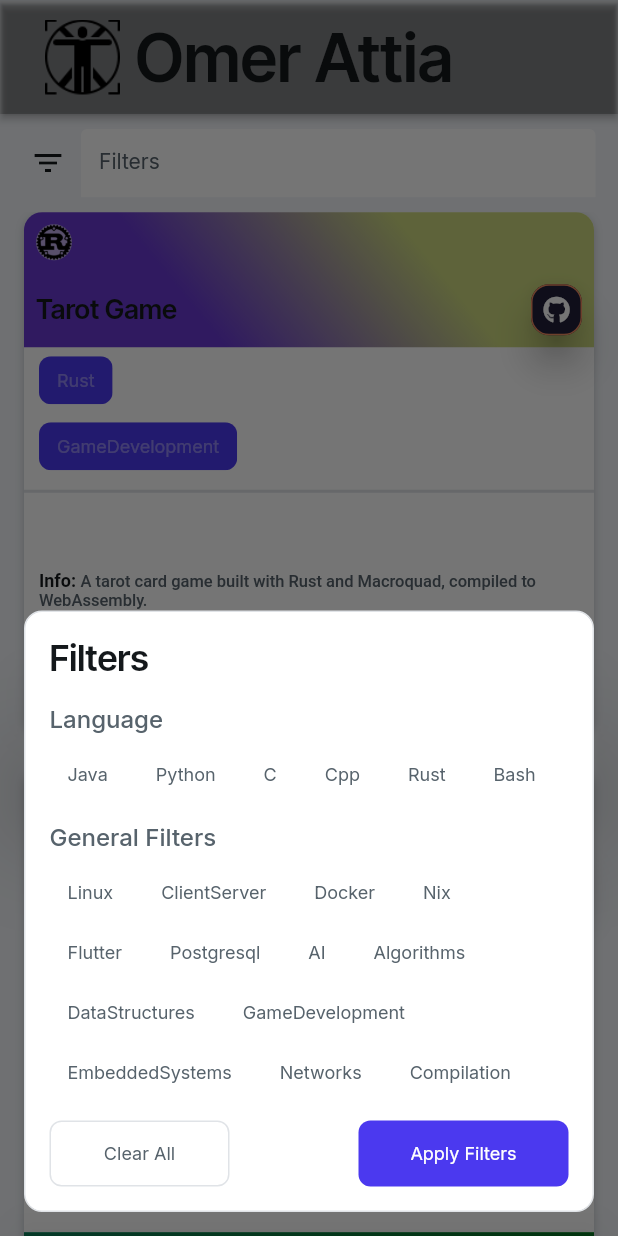
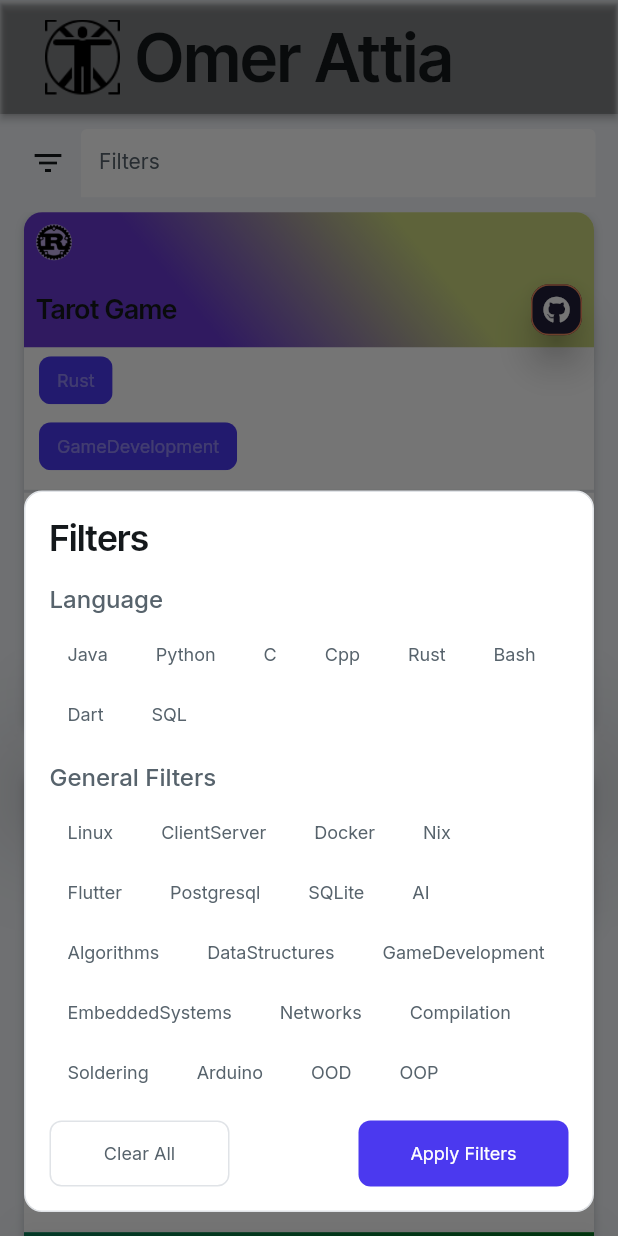
Before and after one commit to vitrobiani/CallCard, a Flutter app: the ProjectsWidget screen opened directly, after a tap on the "filter list" icon, on a phone screen of 412 x 824 dp. Run offline on Flutter 3.47's test engine with Material 3 defaults, Android fonts, the phone set to English and light mode, and no system bars; drawn by our look-alikes of auto_size_text, flutter_animate; our stand-ins replace font_awesome_flutter, from_css_color, go_router, google_fonts, page_transition, shared_preferences and 2 more; missing offline and left inert: dart:js_interop, dart:ui_web, json_path, pointer_interceptor; accounts and stored records are empty.

Commit message:
added 2 projects: ood final project and monster truck, and added some tags and languages and their respective images and icons

```diff
--- a/lib/app_constants.dart
+++ b/lib/app_constants.dart
@@ -9,5 +9,5 @@ abstract class FFAppConstants {
   static const String linkedin =
       'https://www.linkedin.com/in/omer-moshe-attia/';
   static const String gmail = 'omerattia132@gmail.com';
-  static const List<Tags> noImageTags = [Tags.Compilation, Tags.AI, Tags.Algorithms, Tags.GameDevelopment, Tags.Networks, Tags.ClientServer, Tags.EmbeddedSystems, Tags.DataStructures];
+  static const List<Tags> noImageTags = [Tags.Compilation, Tags.AI, Tags.Algorithms, Tags.GameDevelopment, Tags.Networks, Tags.ClientServer, Tags.EmbeddedSystems, Tags.DataStructures, Tags.Arduino, Tags.Soldering, Tags.OOP, Tags.OOD];
 }
--- a/lib/backend/schema/enums/enums.dart
+++ b/lib/backend/schema/enums/enums.dart
@@ -13,6 +13,7 @@ enum Tags {
   Nix,
   Flutter,
   Postgresql,
+  SQLite,
   AI,
   Algorithms,
   DataStructures,
@@ -20,6 +21,10 @@ enum Tags {
   EmbeddedSystems,
   Networks,
   Compilation,
+  Soldering,
+  Arduino,
+  OOD,
+  OOP,
 }
 
 enum Languages {
@@ -29,6 +34,8 @@ enum Languages {
   Cpp,
   Rust,
   Bash,
+  Dart,
+  SQL,
 }
 
 enum ProjectStatus {
--- a/lib/details.dart
+++ b/lib/details.dart
@@ -18,6 +18,9 @@ class SkillsDetails {
       SkillItemStruct(name: 'C', lang: Languages.C),
       SkillItemStruct(name: 'C++', lang: Languages.Cpp),
       SkillItemStruct(name: 'Rust', lang: Languages.Rust),
+      SkillItemStruct(name: 'SQL', lang: Languages.SQL),
+      SkillItemStruct(name: 'Bash', lang: Languages.Bash),
+      SkillItemStruct(name: 'Dart', lang: Languages.Dart),
     ],
   );
   static final SkillCategoryStruct tools = SkillCategoryStruct(
@@ -26,6 +29,10 @@ class SkillsDetails {
       SkillItemStruct(name: 'Docker', tag: Tags.Docker),
       SkillItemStruct(name: 'Flutter', tag: Tags.Flutter),
       SkillItemStruct(name: 'PostgreSQL', tag: Tags.Postgresql),
+      SkillItemStruct(name: 'SQLite', tag: Tags.SQLite),
+      SkillItemStruct(name: 'Arduino', tag: Tags.Arduino),
+      SkillItemStruct(name: 'Linux', tag: Tags.Linux),
+      SkillItemStruct(name: 'Nix', tag: Tags.Nix),
       SkillItemStruct(name: 'Git'),
       SkillItemStruct(name: 'YOLO / OpenCV'),
     ],
@@ -62,8 +69,8 @@ class TimelineDetails {
         'Studied core computer science fundamentals including data structures, algorithms, operating systems.'
             ' Completed coursework in systems programming, database management and design, embedded programing, maths and physics.',
     dateRange: '2022 - 2026',
-    langs: [Languages.Java, Languages.C, Languages.Python, Languages.Cpp],
-    tags: [Tags.Docker, Tags.Compilation, Tags.EmbeddedSystems, Tags.AI, Tags.Algorithms, Tags.DataStructures],
+    langs: [Languages.Java, Languages.C, Languages.Python, Languages.Cpp, Languages.SQL, ],
+    tags: [Tags.Postgresql, Tags.Docker, Tags.Compilation, Tags.EmbeddedSystems, Tags.AI, Tags.Algorithms, Tags.DataStructures, Tags.OOP, Tags.OOD],
   );
 
   static final TimelineEntryStruct personal_projects = TimelineEntryStruct(
@@ -71,8 +78,8 @@ class TimelineDetails {
     description:
         'Building a portfolio website and various side projects to explore new technologies.',
     dateRange: '2022 - Present',
-    langs: [Languages.Rust],
-    tags: [Tags.Flutter, Tags.Nix, Tags.Linux],
+    langs: [Languages.Rust, Languages.Dart],
+    tags: [Tags.Flutter, Tags.Nix, Tags.Linux, Tags.Arduino, Tags.Soldering, Tags.SQLite ],
   );
 }
 
@@ -86,6 +93,8 @@ class ProjectsDetails {
     gdo_compiler,
     BasysMX3Game,
     rfidEntranceSystem,
+    finalOODProject,
+    monsterTruck,
   ];
 
   static final ProjectCardStruct emptyProject = ProjectCardStruct(
@@ -99,10 +108,58 @@ class ProjectsDetails {
     githubLink: '',
   );
 
+  static final ProjectCardStruct finalOODProject = ProjectCardStruct(
+    name: 'Store Management System',
+    langs: [Languages.Java, Languages.SQL],
+    tags: [Tags.Postgresql, Tags.DataStructures, Tags.OOP, Tags.OOD, Tags.Postgresql],
+    summary: 'A CLI-based store management system for a database class, interfacing with PostgreSQL via JDBC to manage products, orders, and shipping.',
+    description: 'A Java terminal application built as a final project for a database course. It demonstrates core database principles by connecting to a PostgreSQL instance through JDBC and performing structured queries and updates. The system supports managing a store\'s product inventory, customer orders, invoices, and shipping companies through a menu-driven interface. Table names and column references are centralized in a dedicated constants file, and the schema can be auto-populated with seed data for testing.',
+    features: [
+      'Product management – add, remove, and update inventory by product code',
+      'Order management – place and cancel orders with automatic invoice handling',
+      'Shipping company management – add/remove companies with pending-order guard',
+      'Customer and country support with hard-coded country seeding',
+      'Auto-seed mode for test data (10 products, 3 companies, 3 customers, 7 orders)',
+      'Reporting – per-product details, order history, invoices, and total store profit',
+      'Full schema drop utility for dev/reset purposes',
+      'PostgreSQL integration via JDBC with a backup file for easy DB restore',
+    ],
+    status: ProjectStatus.Archived,
+    githubLink: 'https://github.com/vitrobiani/Final_Database_Java_Project',
+  );
+
+
+  static final ProjectCardStruct monsterTruck = ProjectCardStruct(
+    name: 'BLE Monster Truck',
+    langs: [Languages.Cpp, Languages.Dart],
+    tags: [Tags.Flutter, Tags.EmbeddedSystems, Tags.Arduino, Tags.Soldering],
+    summary: 'Bluetooth Low Energy controlled monster truck with an ESP32 firmware (C++)'
+        ' and a Flutter joystick dashboard for real-time wireless motor control.',
+    description: 'Built a wireless RC monster truck controlled over Bluetooth Low Energy,'
+        ' The hardware layer runs on an ESP32, driving two DC motors through an'
+        ' L293D motor driver for independent drive and steering control. The ESP32 exposes'
+        ' a Nordic UART Service (NUS) GATT profile, allowing bidirectional BLE communication - '
+        ' Commands are received over the RX characteristic and dispatched in real time '
+        ' to the motor driver. The Flutter app handles runtime BLE permissions,'
+        ' scans for the ESP32 by MAC address, discovers the NUS GATT service, and streams'
+        ' directional commands from a joystick UI.',
+    features: [
+      'ESP32 BLE firmware exposing Nordic UART Service for wireless serial communication',
+      'L293D motor driver controlling independent drive and steering DC motors',
+      'Automatic BLE advertising restart after client disconnect',
+      'Flutter app scanning and connecting to ESP32 by MAC address at runtime',
+      'Runtime BLE and location permission handling on Android',
+      'Joystick UI sending real-time directional commands over BLE',
+      'Bidirectional communication with TX characteristic available for telemetry',
+    ],
+    status: ProjectStatus.Completed,
+    githubLink: 'https://github.com/vitrobiani/MonsterTruck',
+  );
+
   static final ProjectCardStruct rfidEntranceSystem = ProjectCardStruct(
     name: 'RFID Entrance System',
-    langs: [Languages.Cpp, Languages.Rust],
-    tags: [Tags.Flutter, Tags.EmbeddedSystems, Tags.ClientServer],
+    langs: [Languages.Cpp, Languages.Rust, Languages.Dart, Languages.SQL],
+    tags: [Tags.Flutter, Tags.EmbeddedSystems, Tags.ClientServer, Tags.Arduino, Tags.SQLite],
     summary: 'end-to-end RFID access control system with Arduino firmware (C++),'
         ' a Rust/Axum backend with SQLite logging and Server-Sent Events, and a'
         ' Flutter dashboard for real-time access monitoring.',
@@ -117,7 +174,7 @@ class ProjectsDetails {
         ' live stream and presents the full access log in a real-time data table. The project involved'
         ' debugging low-level hardware communication issues, managing blocking I/O safely within an async'
         ' Rust runtime, and integrating three different languages across four communication'
-        ' protocols — Serial, SPI, HTTP, and SSE.',
+        ' protocols: Serial, SPI, HTTP, and SSE.',
     features: [
       'Real-time RFID card authentication with authorized UID whitelist',
       'Servo motor lock mechanism responding instantly to access decisions',
@@ -221,7 +278,7 @@ class ProjectsDetails {
   static final ProjectCardStruct lzw_c_impl = ProjectCardStruct(
     name: 'lzw C Implementation',
     langs: [Languages.C],
-    tags: [Tags.Algorithms],
+    tags: [Tags.Algorithms, Tags.Networks],
     summary:
         'This is a C implementation of the LZW compression algorithm done while doing an information theory course.',
     description:
@@ -239,7 +296,7 @@ class ProjectsDetails {
   static final ProjectCardStruct COD_Beta = ProjectCardStruct(
     name: 'COD Beta',
     langs: [Languages.Cpp],
-    tags: [Tags.Algorithms, Tags.AI, Tags.GameDevelopment],
+    tags: [Tags.Algorithms, Tags.AI, Tags.GameDevelopment, Tags.OOP, Tags.OOD],
     summary: 'This was a project made for a university course on AI in games.'
         ' It is a computer playing against itself a 2D top-down (birds eye view) shooting game'
         ' There are 2 teams, each with 4 soldiers, and the goal is to eliminate the other team.',
--- a/lib/projects/language_image/language_image_widget.dart
+++ b/lib/projects/language_image/language_image_widget.dart
@@ -105,6 +105,24 @@ class _LanguageImageWidgetState extends State<LanguageImageWidget> {
               fit: BoxFit.fill,
             ),
           );
+        } else if (widget!.lang == Languages.Dart) {
+          return ClipRRect(
+            child: Image.asset(
+              'assets/images/Dart_logo.png',
+              width: 200.0,
+              height: 200.0,
+              fit: BoxFit.fill,
+            ),
+          );
+        } else if (widget!.lang == Languages.SQL) {
+          return ClipRRect(
+            child: Image.asset(
+              'assets/images/sql_logo.png',
+              width: 200.0,
+              height: 200.0,
+              fit: BoxFit.fill,
+            ),
+          );
         } else if (widget!.tag == Tags.Linux) {
           return ClipRRect(
             child: Image.asset(
@@ -150,6 +168,15 @@ class _LanguageImageWidgetState extends State<LanguageImageWidget> {
               fit: BoxFit.fill,
             ),
           );
+        } else if (widget!.tag == Tags.SQLite) {
+          return ClipRRect(
+            child: Image.asset(
+              'assets/images/sqlite_logo.png',
+              width: 200.0,
+              height: 200.0,
+              fit: BoxFit.fill,
+            ),
+          );
         } else if (widget!.tag == Tags.Compilation) {
           return FaIcon(
             FontAwesomeIcons.cogs,
@@ -164,7 +191,7 @@ class _LanguageImageWidgetState extends State<LanguageImageWidget> {
           );
         } else if (widget!.tag == Tags.Algorithms) {
           return FaIcon(
-            FontAwesomeIcons.projectDiagram,
+            FontAwesomeIcons.diagramProject,
             size: 18.0,
             color: FlutterFlowTheme.of(context).primaryText,
           );
@@ -198,6 +225,30 @@ class _LanguageImageWidgetState extends State<LanguageImageWidget> {
             size: 18.0,
             color: FlutterFlowTheme.of(context).primaryText,
           );
+        } else if (widget!.tag == Tags.Soldering) {
+          return FaIcon(
+            FontAwesomeIcons.fireBurner,
+            size: 18.0,
+            color: FlutterFlowTheme.of(context).primaryText,
+          );
+        } else if (widget!.tag == Tags.Arduino) {
+          return FaIcon(
+            FontAwesomeIcons.microchip,
+            size: 18.0,
+            color: FlutterFlowTheme.of(context).primaryText,
+          );
+        } else if (widget!.tag == Tags.OOD) {
+          return FaIcon(
+            FontAwesomeIcons.compassDrafting,
+            size: 18.0,
+            color: FlutterFlowTheme.of(context).primaryText,
+          );
+        } else if (widget!.tag == Tags.OOP) {
+          return FaIcon(
+            FontAwesomeIcons.objectGroup,
+            size: 18.0,
+            color: FlutterFlowTheme.of(context).primaryText,
+          );
         } else {
           return ClipRRect(
             child: Image.asset(
```
Also changed, not shown: assets/images/Dart_logo.png (added), assets/images/sql_logo.png (added), assets/images/sqlite_logo.png (added).
